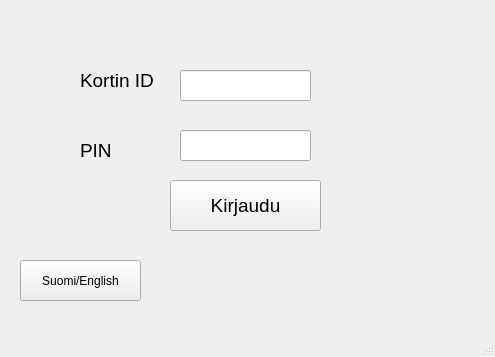
Before: the Qt Designer form bank-automat/mainwindow.ui in cheezyx/Bank-sim, drawn with Qt 5.
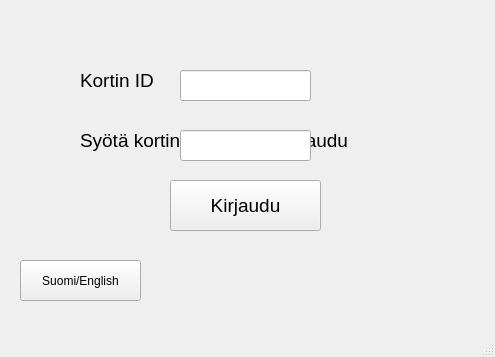
After: the same form once the commit is applied.

Patch:
```diff
--- a/bank-automat/mainwindow.ui
+++ b/bank-automat/mainwindow.ui
@@ -36,8 +36,8 @@
     <property name="geometry">
      <rect>
       <x>80</x>
-      <y>120</y>
-      <width>101</width>
+      <y>110</y>
+      <width>301</width>
       <height>61</height>
      </rect>
     </property>
@@ -47,7 +47,7 @@
      </font>
     </property>
     <property name="text">
-     <string>PIN</string>
+     <string>Syötä kortin ID ja paina kirjaudu</string>
     </property>
    </widget>
    <widget class="QPushButton" name="btnLogin">
```
